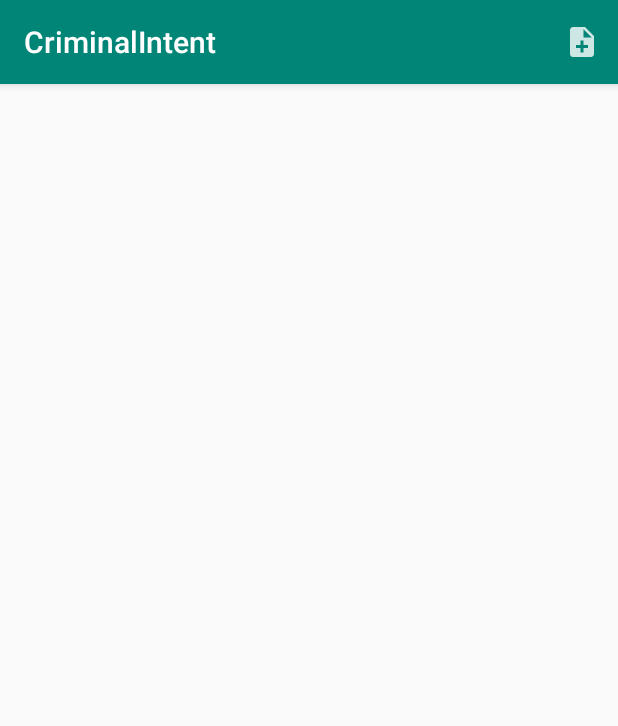
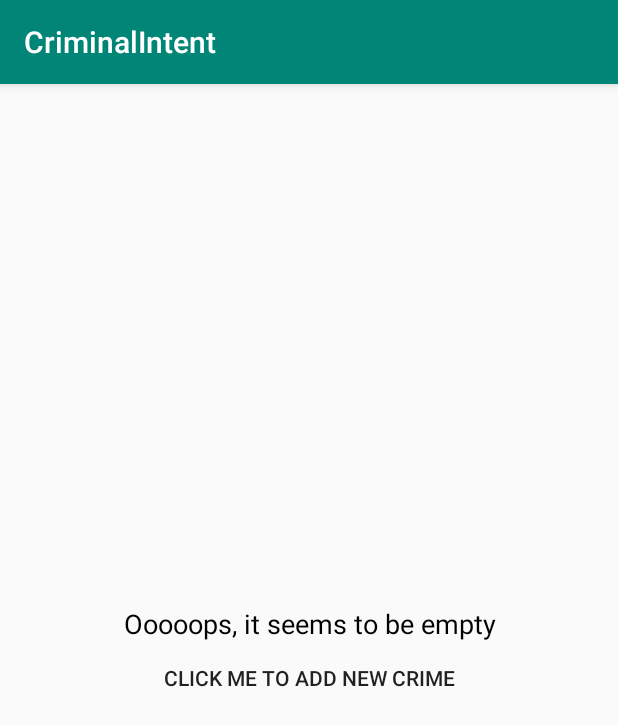
Before and after one commit to JustSpace555/AndroidLearning, an Android app: the screen it shows after launch (MainActivity), on a phone screen of 412 x 824 dp. Shown: the top 726 px of the screen. Run offline under Robolectric (Android 15) with nearby library versions, the phone set to English and light mode, and no system bars; our stand-ins replace Room's generated code.

Commit message:
fragment problem

```diff
--- a/CriminalIntent/app/src/main/java/com/bignerdranch/criminalintent/CrimeDetailViewModel.kt
+++ b/CriminalIntent/app/src/main/java/com/bignerdranch/criminalintent/CrimeDetailViewModel.kt
@@ -15,6 +15,8 @@ class CrimeDetailViewModel: ViewModel() {
             crimeRepository.getCrime(crimeId)
         }
 
+    var unnamedCrimes = 0
+
     fun loadCrime(crimeId: UUID) {
         crimeIdLiveData.value = crimeId
     }
--- a/CriminalIntent/app/src/main/java/com/bignerdranch/criminalintent/CrimeListFragment.kt
+++ b/CriminalIntent/app/src/main/java/com/bignerdranch/criminalintent/CrimeListFragment.kt
@@ -17,13 +17,9 @@ import java.text.DateFormat
 import java.util.UUID
 
 
-private const val TAG = "CrimeListFragment"
+private const val TAG = "CI.CrimeListFragment"
 
 class CrimeListFragment: Fragment() {
-
-	interface Callbacks {
-		fun onCrimeSelected(crimeId: UUID)
-	}
 
 	private var callbacks: Callbacks? = null
 
@@ -39,18 +35,38 @@ class CrimeListFragment: Fragment() {
 		}
 	}
 
+
+
+	/*
+		Callbacks
+	 */
+
+	interface Callbacks {
+		fun onCrimeSelected(crimeId: UUID)
+		fun ifCrimeListEmpty()
+	}
+
 	override fun onAttach(context: Context) {
 		super.onAttach(context)
+		Log.d(TAG, "On attach")
 		callbacks = context as Callbacks?
 	}
 
 	override fun onDetach() {
 		super.onDetach()
+		Log.d(TAG, "On Detach")
 		callbacks = null
 	}
 
+
+
+	/*
+	 *	Start fragment
+	 */
+
 	override fun onCreate(savedInstanceState: Bundle?) {
 		super.onCreate(savedInstanceState)
+		Log.d(TAG, "On Create")
 		setHasOptionsMenu(true)
 	}
 
@@ -62,6 +78,8 @@ class CrimeListFragment: Fragment() {
 		val view = inflater.inflate(R.layout.fragment_crime_list,
 			container, false)
 
+		Log.d(TAG, "On create view")
+
 		crimeRecyclerView = view.findViewById(R.id.crime_recycler_view) as RecyclerView
 		crimeRecyclerView.layoutManager = LinearLayoutManager(context)
 		crimeRecyclerView.adapter = adapter
@@ -69,8 +87,12 @@ class CrimeListFragment: Fragment() {
 		return view
 	}
 
+	private var amountTimes = 1
+
 	override fun onViewCreated(view: View, savedInstanceState: Bundle?) {
 		super.onViewCreated(view, savedInstanceState)
+
+		Log.d(TAG, "On view created")
 
 		crimeListViewModel.crimeListLiveData.observe(
 			viewLifecycleOwner,
@@ -80,8 +102,18 @@ class CrimeListFragment: Fragment() {
 					adapter?.submitList(crimes)
 					updateUI(crimes)
 			}
+				if (crimes.isEmpty()) {
+					Log.d(TAG, "Crime list is empty #${amountTimes++}")
+					callbacks?.ifCrimeListEmpty()
+				}
 		})
 	}
+
+
+
+	/*
+	 *	Menu
+	 */
 
 	override fun onCreateOptionsMenu(menu: Menu, inflater: MenuInflater) {
 		super.onCreateOptionsMenu(menu, inflater)
@@ -99,6 +131,12 @@ class CrimeListFragment: Fragment() {
 			else -> return super.onOptionsItemSelected(item)
 		}
 	}
+
+
+
+	/*
+	 *	Crimes list
+	 */
 
 	private inner class CrimeHolder(view: View):	RecyclerView.ViewHolder(view),
 													View.OnClickListener,
@@ -158,8 +196,19 @@ class CrimeListFragment: Fragment() {
 		}
 	}
 
+
+
+	/*
+	 *	Additional functions
+	 */
 	private fun updateUI(crimes: List<Crime>) {
 		adapter = CrimeAdapter(crimes)
 		crimeRecyclerView.adapter = adapter
+		//TODO(Возможно надо перенести проверку на пустой лист сюда)
+	}
+
+	fun addCrime(crime: Crime) {
+		crimeListViewModel.addCrime(crime)
+		Log.d(TAG, "Adding crime to empty list with name: ${crime.title}")
 	}
 }
--- a/CriminalIntent/app/src/main/java/com/bignerdranch/criminalintent/IfEmptyFragment.kt
+++ b/CriminalIntent/app/src/main/java/com/bignerdranch/criminalintent/IfEmptyFragment.kt
@@ -2,15 +2,35 @@ package com.bignerdranch.criminalintent
 
 import android.content.Context
 import android.os.Bundle
+import android.util.Log
 import android.view.LayoutInflater
 import android.view.View
 import android.view.ViewGroup
 import android.widget.Button
 import androidx.fragment.app.Fragment
 
+private const val TAG = "CI.IfEmptyFragment"
+
 class IfEmptyFragment : Fragment() {
 
     private lateinit var button: Button
+    private var callbacks: Callbacks? = null
+
+    interface Callbacks {
+        fun onButtonPressed()
+    }
+
+    override fun onAttach(context: Context) {
+        super.onAttach(context)
+        Log.d(TAG, "On attach")
+        callbacks = context as Callbacks?
+    }
+
+    override fun onDetach() {
+        super.onDetach()
+        Log.d(TAG, "On detach")
+        callbacks = null
+    }
 
     override fun onCreateView(
         inflater: LayoutInflater,
@@ -19,7 +39,13 @@ class IfEmptyFragment : Fragment() {
     ): View? {
         val view = inflater.inflate(R.layout.empty_fragment_crime_list, container, false)
 
+        Log.d(TAG, "On create view")
+
         button = view.findViewById(R.id.if_empty_button)
+
+        button.setOnClickListener {
+            callbacks?.onButtonPressed()
+        }
 
         return view
     }
--- a/CriminalIntent/app/src/main/java/com/bignerdranch/criminalintent/MainActivity.kt
+++ b/CriminalIntent/app/src/main/java/com/bignerdranch/criminalintent/MainActivity.kt
@@ -5,28 +5,70 @@ import android.os.Bundle
 import android.util.Log
 import java.util.*
 
-private const val TAG = "MainActivity"
+private const val TAG = "CI.MainActivity"
 
-class MainActivity : AppCompatActivity(), CrimeListFragment.Callbacks {
+class MainActivity : AppCompatActivity(), CrimeListFragment.Callbacks, IfEmptyFragment.Callbacks {
+
+    private lateinit var crimeListFragment: CrimeListFragment
+    private lateinit var crimeFragment: CrimeFragment
+    private lateinit var emptyFragment: IfEmptyFragment
+
+    private fun putInfoToLog(text: String) {
+        Log.d(TAG, text)
+        Log.d(TAG, "------------------")
+    }
 
     override fun onCreate(savedInstanceState: Bundle?) {
         super.onCreate(savedInstanceState)
         setContentView(R.layout.activity_main)
+        putInfoToLog("On create")
+
+        putInfoToLog("Before transaction:" + supportFragmentManager.fragments.toString())
 
         val currentFragment =
             supportFragmentManager.findFragmentById(R.id.fragment_container)
 
-        if (currentFragment == null)
+        if (currentFragment == null) {
+            crimeListFragment = CrimeListFragment.newInstance()
             supportFragmentManager.beginTransaction()
-                .add(R.id.fragment_container, CrimeListFragment.newInstance())
+                .add(R.id.fragment_container, crimeListFragment)
                 .commit()
+        }
+
+        putInfoToLog("After transaction:" + supportFragmentManager.fragments.toString())
     }
 
     override fun onCrimeSelected(crimeId: UUID) {
-        Log.d(TAG, "MainActivity.onCrimeSelected: $crimeId")
+        crimeFragment = CrimeFragment.newInstance(crimeId)
+        putInfoToLog("CrimeSelected: $crimeId")
+        putInfoToLog("Before transaction:" + supportFragmentManager.fragments.toString())
         supportFragmentManager.beginTransaction()
-            .replace(R.id.fragment_container, CrimeFragment.newInstance(crimeId))
+            .replace(R.id.fragment_container, crimeFragment)
             .addToBackStack(null)
             .commit()
+        putInfoToLog("After transaction:" + supportFragmentManager.fragments.toString())
+    }
+
+    override fun ifCrimeListEmpty() {
+        emptyFragment = IfEmptyFragment()
+        putInfoToLog("Empty fragment called")
+        putInfoToLog("Before transaction:" + supportFragmentManager.fragments.toString())
+        supportFragmentManager.beginTransaction()
+            .replace(R.id.fragment_container, emptyFragment)
+            .addToBackStack(null)
+            .commit()
+        putInfoToLog("After transaction:" + supportFragmentManager.fragments.toString())
+    }
+
+    override fun onButtonPressed() {
+        putInfoToLog("Button pressed")
+        val crime = Crime()
+        crimeListFragment.addCrime(crime)
+        putInfoToLog("Before transaction:" + supportFragmentManager.fragments.toString())
+		supportFragmentManager.beginTransaction()
+			.replace(R.id.fragment_container, CrimeFragment.newInstance(crime.id))
+            .addToBackStack(null)
+			.commit()
+        putInfoToLog("After transaction:" + supportFragmentManager.fragments.toString())
     }
 }
```
Also changed, not shown: CriminalIntent/app/src/main/java/com/bignerdranch/criminalintent/CrimeFragment.kt (+56 -29 lines).
